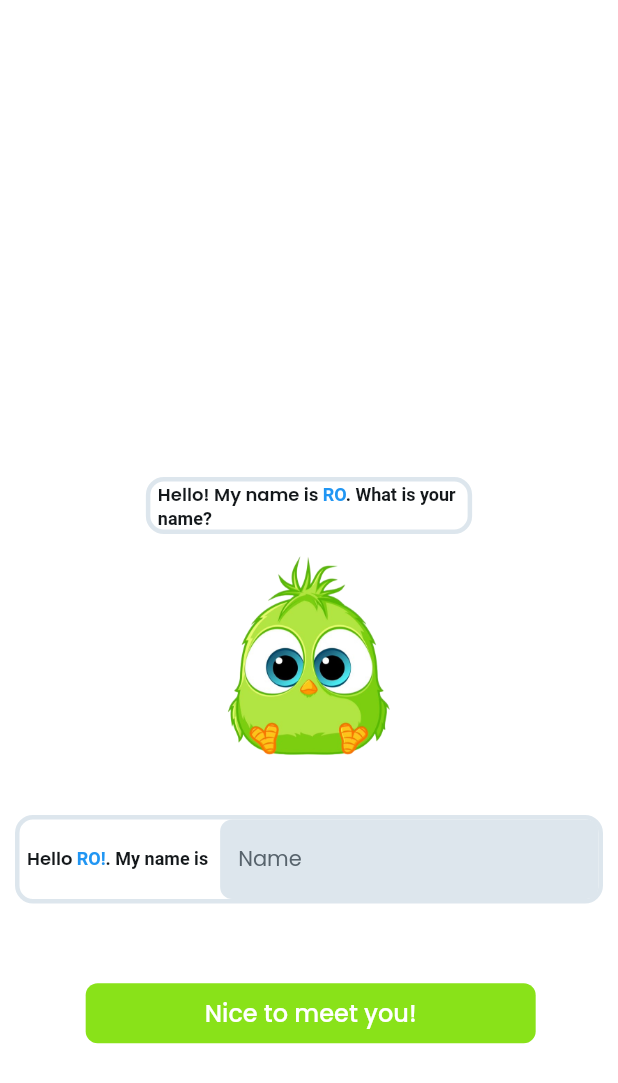
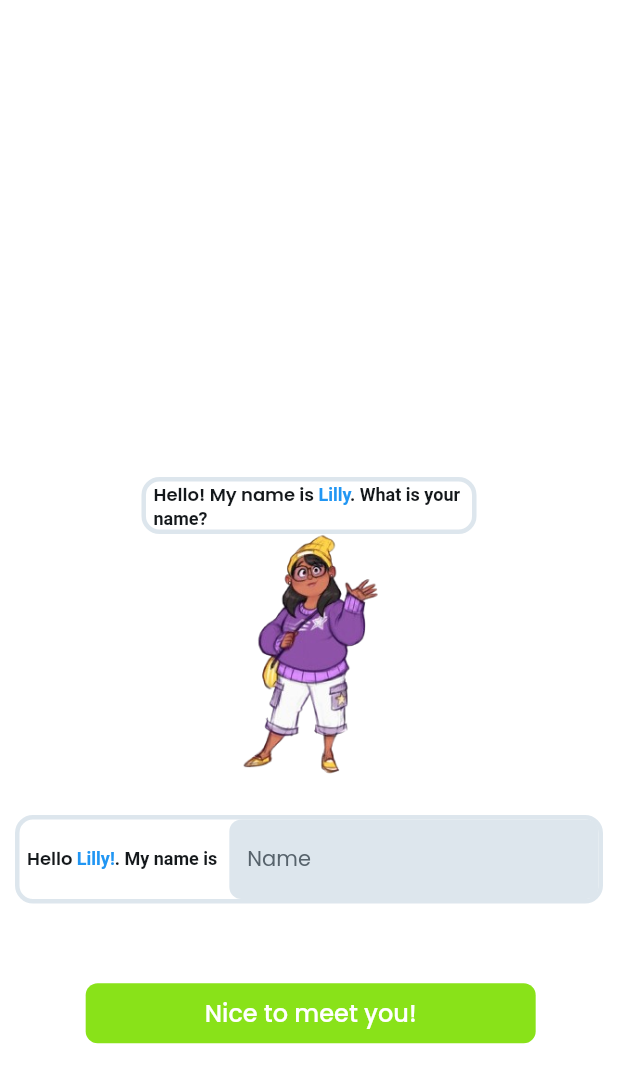
Before and after one commit to naveenkumarng1992/rozzo, a Flutter app: the UsernameWidget screen opened by its route, on a phone screen of 412 x 824 dp. Shown: the top 1083 px of the screen. Run offline on Flutter 3.47's test engine with Material 3 defaults, Android fonts, the phone set to English and light mode, and no system bars; drawn by our look-alikes of auto_size_text, flutter_animate; our stand-ins replace awesome_notifications, cached_network_image, cloud_firestore, device_info_plus, easy_debounce, firebase_analytics and 17 more; missing offline and left inert: json_path; accounts and stored records are empty; network calls fail.

Commit message:
Updating to latest FlutterFlow output.

```diff
--- a/lib/user_details_fillup/choose_course/choose_course_widget.dart
+++ b/lib/user_details_fillup/choose_course/choose_course_widget.dart
@@ -95,7 +95,7 @@ class _ChooseCourseWidgetState extends State<ChooseCourseWidget>
                         ClipRRect(
                           borderRadius: BorderRadius.circular(8.0),
                           child: Image.asset(
-                            'assets/images/file_(4).png',
+                            'assets/images/802776b71db4507f26c221496299fb2c-removebg-preview.png',
                             width: 70.0,
                             height: 80.0,
                             fit: BoxFit.cover,
--- a/lib/user_details_fillup/somemoredetails/somemoredetails_widget.dart
+++ b/lib/user_details_fillup/somemoredetails/somemoredetails_widget.dart
@@ -153,7 +153,7 @@ class _SomemoredetailsWidgetState extends State<SomemoredetailsWidget>
                             child: ClipRRect(
                               borderRadius: BorderRadius.circular(8.0),
                               child: Image.asset(
-                                'assets/images/file_(4).png',
+                                'assets/images/802776b71db4507f26c221496299fb2c-removebg-preview.png',
                                 width: 118.0,
                                 height: 162.0,
                                 fit: BoxFit.cover,
--- a/lib/user_details_fillup/user_college_list/user_college_list_widget.dart
+++ b/lib/user_details_fillup/user_college_list/user_college_list_widget.dart
@@ -95,7 +95,7 @@ class _UserCollegeListWidgetState extends State<UserCollegeListWidget>
                           ClipRRect(
                             borderRadius: BorderRadius.circular(8.0),
                             child: Image.asset(
-                              'assets/images/file_(4).png',
+                              'assets/images/802776b71db4507f26c221496299fb2c-removebg-preview.png',
                               width: 70.0,
                               height: 80.0,
                               fit: BoxFit.cover,
--- a/lib/user_details_fillup/user_country_list/user_country_list_widget.dart
+++ b/lib/user_details_fillup/user_country_list/user_country_list_widget.dart
@@ -87,7 +87,7 @@ class _UserCountryListWidgetState extends State<UserCountryListWidget>
                         ClipRRect(
                           borderRadius: BorderRadius.circular(8.0),
                           child: Image.asset(
-                            'assets/images/file_(4).png',
+                            'assets/images/802776b71db4507f26c221496299fb2c-removebg-preview.png',
                             width: 70.0,
                             height: 80.0,
                             fit: BoxFit.cover,
--- a/lib/user_details_fillup/user_state_list/user_state_list_widget.dart
+++ b/lib/user_details_fillup/user_state_list/user_state_list_widget.dart
@@ -113,7 +113,7 @@ class _UserStateListWidgetState extends State<UserStateListWidget>
                           ClipRRect(
                             borderRadius: BorderRadius.circular(8.0),
                             child: Image.asset(
-                              'assets/images/file_(4).png',
+                              'assets/images/802776b71db4507f26c221496299fb2c-removebg-preview.png',
                               width: 70.0,
                               height: 80.0,
                               fit: BoxFit.cover,
--- a/lib/user_details_fillup/userbatchyear/userbatchyear_widget.dart
+++ b/lib/user_details_fillup/userbatchyear/userbatchyear_widget.dart
@@ -99,7 +99,7 @@ class _UserbatchyearWidgetState extends State<UserbatchyearWidget>
                     child: ClipRRect(
                       borderRadius: BorderRadius.circular(8.0),
                       child: Image.asset(
-                        'assets/images/file_(4).png',
+                        'assets/images/802776b71db4507f26c221496299fb2c-removebg-preview.png',
                         width: 118.0,
                         height: 162.0,
                         fit: BoxFit.cover,
--- a/lib/user_details_fillup/username/username_widget.dart
+++ b/lib/user_details_fillup/username/username_widget.dart
@@ -99,7 +99,7 @@ class _UsernameWidgetState extends State<UsernameWidget>
                       child: ClipRRect(
                         borderRadius: BorderRadius.circular(8.0),
                         child: Image.asset(
-                          'assets/images/file_(4).png',
+                          'assets/images/802776b71db4507f26c221496299fb2c-removebg-preview.png',
                           width: 118.0,
                           height: 162.0,
                           fit: BoxFit.cover,
@@ -148,7 +148,7 @@ class _UsernameWidgetState extends State<UsernameWidget>
                                         ),
                                   ),
                                   TextSpan(
-                                    text: 'RO',
+                                    text: 'Lilly',
                                     style: TextStyle(
                                       color: FlutterFlowTheme.of(context)
                                           .alternate,
@@ -233,7 +233,7 @@ class _UsernameWidgetState extends State<UsernameWidget>
                                             ),
                                       ),
                                       TextSpan(
-                                        text: 'RO!',
+                                        text: 'Lilly!',
                                         style: TextStyle(
                                           color: FlutterFlowTheme.of(context)
                                               .alternate,
--- a/lib/user_details_fillup/userphonenumber/userphonenumber_widget.dart
+++ b/lib/user_details_fillup/userphonenumber/userphonenumber_widget.dart
@@ -102,7 +102,7 @@ class _UserphonenumberWidgetState extends State<UserphonenumberWidget>
                     child: ClipRRect(
                       borderRadius: BorderRadius.circular(8.0),
                       child: Image.asset(
-                        'assets/images/file_(4).png',
+                        'assets/images/802776b71db4507f26c221496299fb2c-removebg-preview.png',
                         width: 118.0,
                         height: 162.0,
                         fit: BoxFit.cover,
--- a/lib/user_details_fillup/year_of_study/year_of_study_widget.dart
+++ b/lib/user_details_fillup/year_of_study/year_of_study_widget.dart
@@ -89,7 +89,7 @@ class _YearOfStudyWidgetState extends State<YearOfStudyWidget>
                       ClipRRect(
                         borderRadius: BorderRadius.circular(8.0),
                         child: Image.asset(
-                          'assets/images/file_(4).png',
+                          'assets/images/802776b71db4507f26c221496299fb2c-removebg-preview.png',
                           width: 70.0,
                           height: 80.0,
                           fit: BoxFit.cover,
```
Also changed, not shown: assets/images/app_launcher_icon.png, 3 other files.
